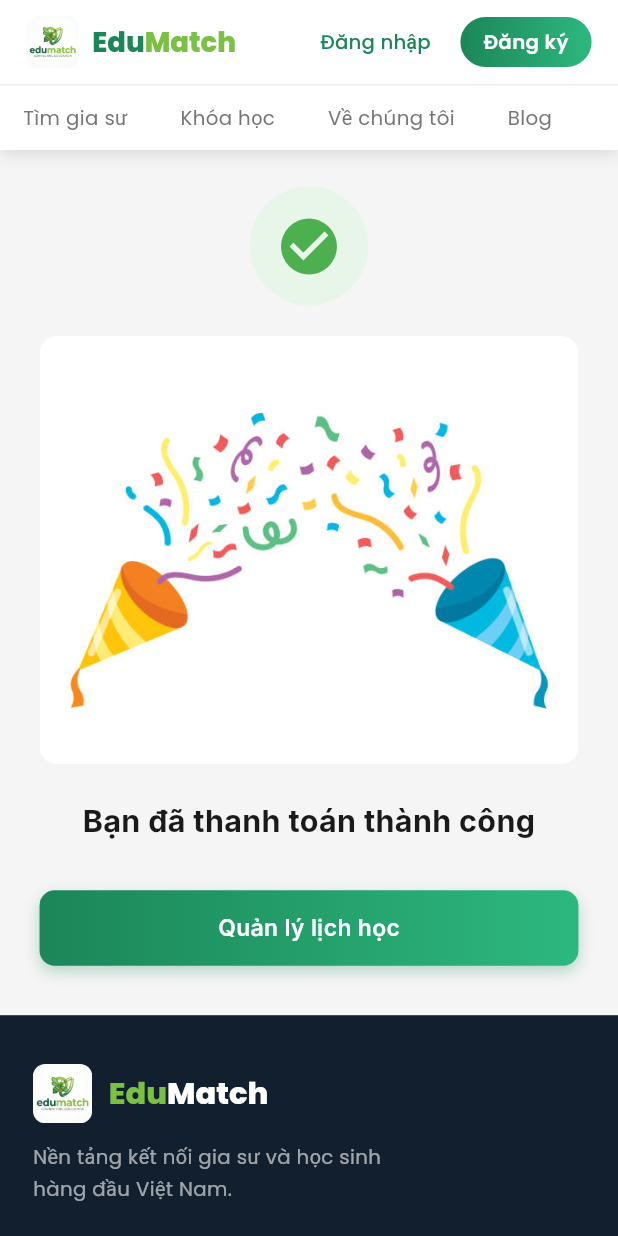
After one commit to vanquan57/UIUX-Edumatch, a Flutter app: the PaymentSuccessfulPage screen opened by its route, on a phone screen of 412 x 824 dp. The commit adds this screen. Run offline on Flutter 3.47's test engine with Material 3 defaults, Android fonts, the phone set to English and light mode, and no system bars; our stand-ins replace dropdown_button2, flutter_dotenv, flutter_map, flutter_screenutil, go_router, google_fonts and 3 more.

Commit message:
Completed feature update payment feature

```diff
--- a/lib/core/router/app_router.dart
+++ b/lib/core/router/app_router.dart
@@ -11,6 +11,7 @@ import 'package:edu_match/student/data/models/tutor_model.dart';
 import 'package:edu_match/student/features/confirm_booking/presentation/views/choice_learning_method.dart';
 import 'package:edu_match/student/features/confirm_booking/presentation/views/confirm_info_booking.dart';
 import 'package:edu_match/student/features/payment/presentation/views/payment_page.dart';
+import 'package:edu_match/student/features/payment/presentation/views/payment_successful_page.dart';
 import 'package:edu_match/student/features/confirm_booking/presentation/views/request_learning_requirement.dart';
 import 'package:edu_match/student/features/confirm_booking/presentation/views/select_time_slot.dart';
 import 'package:edu_match/student/features/home/presentation/views/student_home_page.dart';
@@ -43,6 +44,7 @@ class AppRouter {
   static const String bookingRequestRequirement = '/booking/request-requirement';
   static const String bookingConfirmInfo = '/booking/confirm-info';
   static const String bookingPayment = '/booking/payment';
+  static const String bookingPaymentSuccess = '/booking/payment-success';
 
   /// Build error page widget
   /// Can be reused for different error scenarios
@@ -56,7 +58,7 @@ class AppRouter {
 
   // GoRouter configuration
   static final GoRouter router = GoRouter(
-    initialLocation: marketplaceTutorList, // ✅ Screen default
+    initialLocation: login, // ✅ Screen default
     debugLogDiagnostics: true, // Debug mode
 
     redirect: (BuildContext context, GoRouterState state) {
@@ -322,6 +324,20 @@ class AppRouter {
           );
         },
       ),
+      GoRoute(
+        path: bookingPaymentSuccess,
+        name: 'bookingPaymentSuccess',
+        builder: (context, state) {
+          return MainLayout(
+            layoutType: LayoutType.normal,
+            showHeader: true,
+            showFooter: true,
+            backgroundColor: AppColors.bgLight,
+            padding: EdgeInsets.zero,
+            child: const PaymentSuccessfulPage(),
+          );
+        },
+      ),
     ],
 
     // Error page
--- /dev/null
+++ b/lib/student/features/payment/presentation/views/payment_successful_page.dart
@@ -0,0 +1,93 @@
+import 'package:edu_match/core/config/app_colors.dart';
+import 'package:edu_match/core/router/app_router.dart';
+import 'package:flutter/material.dart';
+import 'package:flutter_screenutil/flutter_screenutil.dart';
+import 'package:go_router/go_router.dart';
+import 'package:google_fonts/google_fonts.dart';
+
+class PaymentSuccessfulPage extends StatelessWidget {
+  const PaymentSuccessfulPage({super.key});
+
+  @override
+  Widget build(BuildContext context) {
+    return SingleChildScrollView(
+      padding: EdgeInsets.symmetric(horizontal: 24.w, vertical: 24.h),
+      child: Column(
+        children: [
+          Container(
+            width: 72.w,
+            height: 72.w,
+            decoration: BoxDecoration(
+              color: AppColors.lightGreen,
+              shape: BoxShape.circle,
+            ),
+            child: Icon(
+              Icons.check_circle,
+              color: AppColors.successGreen,
+              size: 44.sp,
+            ),
+          ),
+          SizedBox(height: 20.h),
+          ClipRRect(
+            borderRadius: BorderRadius.circular(12.r),
+            child: Image.asset(
+              'assets/images/successful.jpg',
+              fit: BoxFit.contain,
+              errorBuilder: (_, __, ___) => Container(
+                height: 180.h,
+                alignment: Alignment.center,
+                color: AppColors.bgLight,
+                child: Icon(Icons.celebration,
+                    size: 64.sp, color: AppColors.primaryGreen),
+              ),
+            ),
+          ),
+          SizedBox(height: 24.h),
+          Text(
+            'Bạn đã thanh toán thành công',
+            textAlign: TextAlign.center,
+            style: GoogleFonts.inter(
+              fontSize: 20.sp,
+              fontWeight: FontWeight.w700,
+              color: AppColors.textDark,
+              height: 1.35,
+            ),
+          ),
+          SizedBox(height: 32.h),
+          GestureDetector(
+            onTap: () => context.go(AppRouter.homeStudent),
+            child: Container(
+              width: double.infinity,
+              padding: EdgeInsets.symmetric(vertical: 14.h),
+              decoration: BoxDecoration(
+                gradient: const LinearGradient(
+                  colors: [AppColors.primaryGreen, AppColors.accentGreen],
+                  begin: Alignment.centerLeft,
+                  end: Alignment.centerRight,
+                ),
+                borderRadius: BorderRadius.circular(10.r),
+                boxShadow: [
+                  BoxShadow(
+                    color: AppColors.primaryGreen.withValues(alpha: 0.28),
+                    blurRadius: 8,
+                    offset: const Offset(0, 4),
+                  ),
+                ],
+              ),
+              child: Center(
+                child: Text(
+                  'Quản lý lịch học',
+                  style: GoogleFonts.inter(
+                    fontSize: 15.sp,
+                    fontWeight: FontWeight.w600,
+                    color: AppColors.white,
+                  ),
+                ),
+              ),
+            ),
+          ),
+        ],
+      ),
+    );
+  }
+}
```
Also changed, not shown: lib/student/features/payment/presentation/views/payment_page.dart (+97 -160 lines), assets/images/successful.jpg (added).
